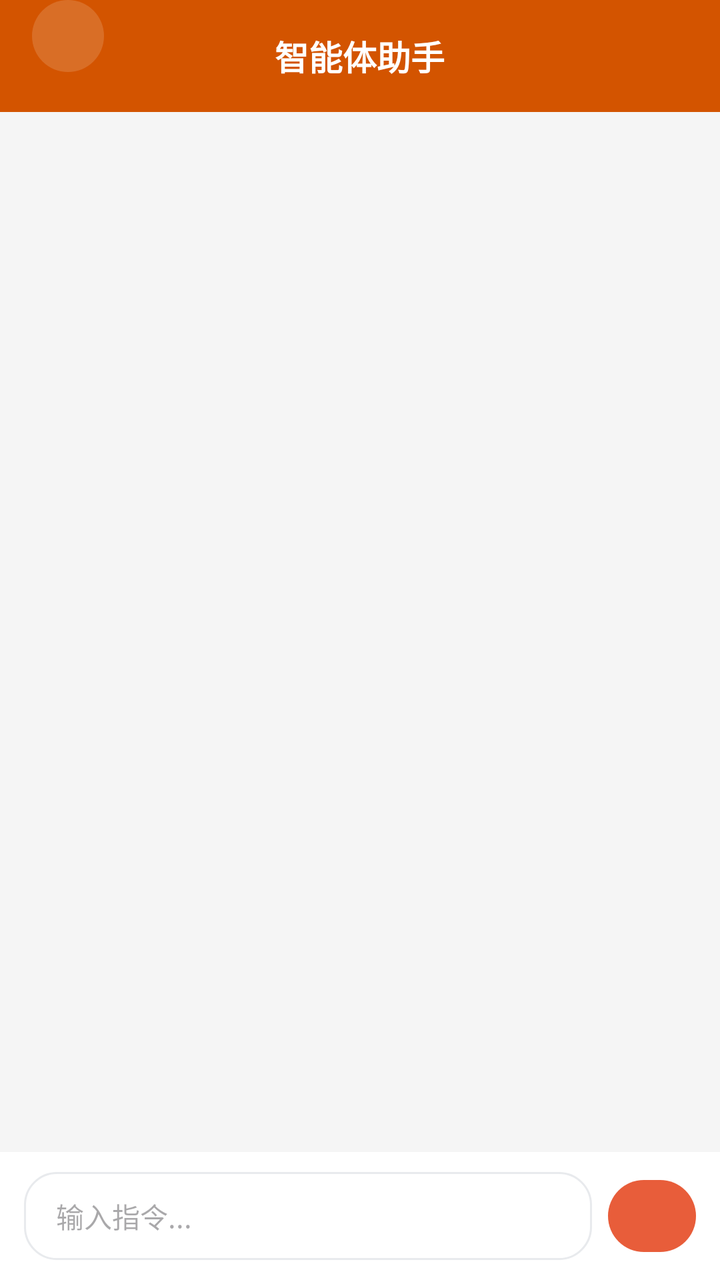
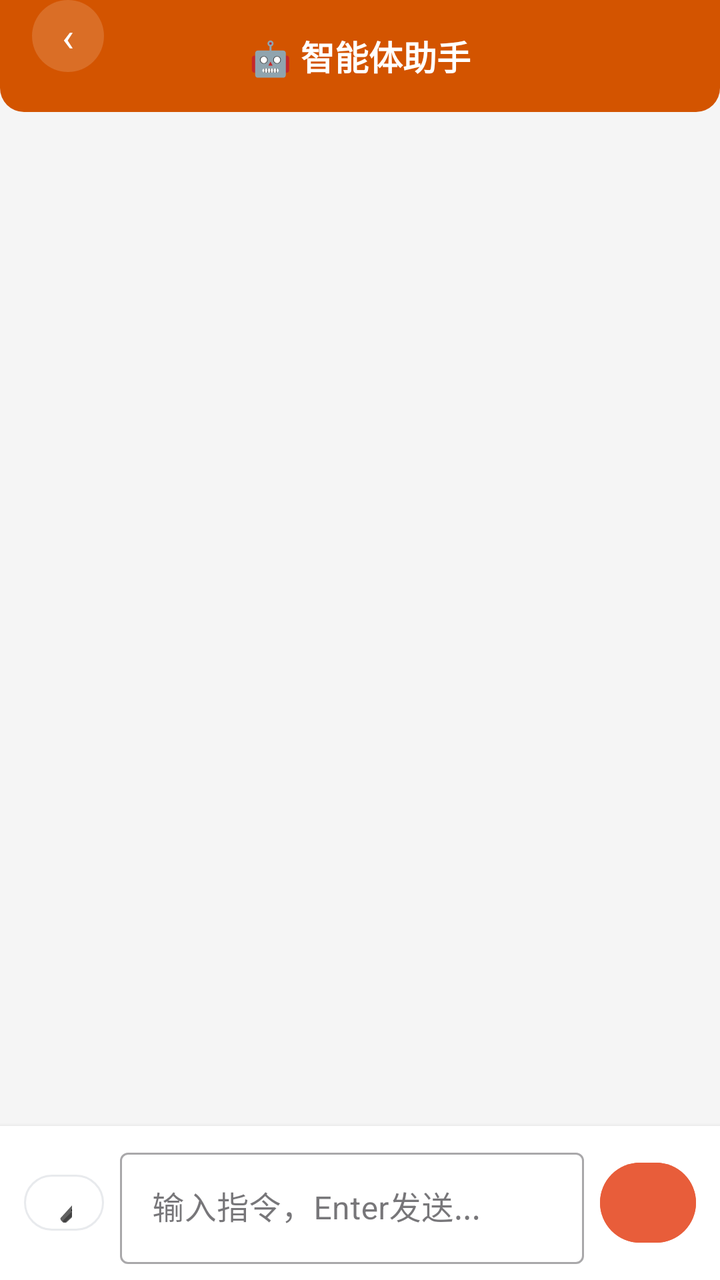

Two renders of the same Android screen: before a commit and after it. Below are the layout's source before the change and the commit's diff.
<!-- AndroidManifest.xml: application theme Theme.ClothingSI -->
<!-- res/layout/activity_agent_panel.xml -->
<?xml version="1.0" encoding="utf-8"?>
<LinearLayout xmlns:android="http://schemas.android.com/apk/res/android"
    xmlns:app="http://schemas.android.com/apk/res-auto"
    android:layout_width="match_parent" android:layout_height="match_parent"
    android:orientation="vertical" android:background="#F5F5F5">
    <RelativeLayout android:layout_width="match_parent" android:layout_height="56dp"
        android:background="#D35400" android:paddingHorizontal="16dp">
        <TextView android:id="@+id/btn_back" android:layout_width="36dp" android:layout_height="36dp"
            android:text="‹" android:textSize="20dp" android:textColor="#FFFFFF"
            android:gravity="center" android:background="@drawable/circle_bg" android:alpha="0.15" />
        <TextView android:layout_width="wrap_content" android:layout_height="wrap_content"
            android:text="智能体助手" android:textSize="17dp" android:textStyle="bold"
            android:textColor="#FFFFFF" android:layout_centerInParent="true" />
    </RelativeLayout>
    <ScrollView android:layout_width="match_parent" android:layout_height="0dp" android:layout_weight="1"
        android:padding="16dp" android:id="@+id/scroll_chat">
        <LinearLayout android:id="@+id/chat_container" android:layout_width="match_parent" android:layout_height="wrap_content"
            android:orientation="vertical" />
    </ScrollView>
    <LinearLayout android:layout_width="match_parent" android:layout_height="wrap_content"
        android:orientation="horizontal" android:paddingTop="10dp" android:paddingBottom="10dp" android:paddingStart="12dp" android:paddingEnd="12dp" android:background="#FFFFFF">
        <EditText android:id="@+id/et_input" android:layout_width="0dp" android:layout_height="44dp" android:layout_weight="1"
            android:hint="输入指令..." android:paddingTop="10dp" android:paddingBottom="10dp" android:paddingStart="16dp" android:paddingEnd="16dp" android:textSize="14dp"
            android:background="@drawable/card_bg" />
        <com.google.android.material.button.MaterialButton android:id="@+id/btn_send"
            android:layout_width="44dp" android:layout_height="44dp" android:text="➤"
            app:cornerRadius="22dp" android:layout_marginStart="8dp" />
    </LinearLayout>
</LinearLayout>
<!-- resources referenced by this layout -->
<resources>
  <!-- drawable card_bg (drawable) -->
  <?xml version="1.0" encoding="utf-8"?>
  <shape xmlns:android="http://schemas.android.com/apk/res/android" android:shape="rectangle">
      <solid android:color="#FFFFFF" />
      <corners android:radius="16dp" />
      <stroke android:width="1dp" android:color="#E8EAED" />
  </shape>
  <!-- drawable circle_bg (drawable) -->
  <?xml version="1.0" encoding="utf-8"?>
  <shape xmlns:android="http://schemas.android.com/apk/res/android" android:shape="oval">
      <solid android:color="#FFFFFF" />
  </shape>
  <style name="Theme.ClothingSI" parent="Theme.Material3.Light.NoActionBar">
          <item name="colorPrimary">@color/primary</item>
          <item name="colorPrimaryDark">@color/primary_dark</item>
          <item name="colorAccent">@color/accent</item>
          <item name="android:statusBarColor">@color/primary_dark</item>
          <item name="android:navigationBarColor">@color/white</item>
      </style>
  <color name="primary">#E85D3A</color>
  <color name="primary_dark">#D35400</color>
  <color name="accent">#F4A460</color>
  <color name="white">#FFFFFF</color>
</resources>

<!-- the commit's change to res/layout/activity_agent_panel.xml (unified diff, before → after) -->
@@ -2,28 +2,50 @@
 <LinearLayout xmlns:android="http://schemas.android.com/apk/res/android"
     xmlns:app="http://schemas.android.com/apk/res-auto"
     android:layout_width="match_parent" android:layout_height="match_parent"
-    android:orientation="vertical" android:background="#F5F5F5">
+    android:background="#F5F5F5" android:orientation="vertical">
+
     <RelativeLayout android:layout_width="match_parent" android:layout_height="56dp"
-        android:background="#D35400" android:paddingHorizontal="16dp">
+        android:background="@drawable/header_bar_bg" android:paddingHorizontal="16dp">
         <TextView android:id="@+id/btn_back" android:layout_width="36dp" android:layout_height="36dp"
             android:text="‹" android:textSize="20dp" android:textColor="#FFFFFF"
-            android:gravity="center" android:background="@drawable/circle_bg" android:alpha="0.15" />
+            android:gravity="center" android:background="@drawable/circle_bg" />
         <TextView android:layout_width="wrap_content" android:layout_height="wrap_content"
-            android:text="智能体助手" android:textSize="17dp" android:textStyle="bold"
+            android:text="🤖 智能体助手" android:textSize="17dp" android:textStyle="bold"
             android:textColor="#FFFFFF" android:layout_centerInParent="true" />
     </RelativeLayout>
-    <ScrollView android:layout_width="match_parent" android:layout_height="0dp" android:layout_weight="1"
-        android:padding="16dp" android:id="@+id/scroll_chat">
-        <LinearLayout android:id="@+id/chat_container" android:layout_width="match_parent" android:layout_height="wrap_content"
+
+    <ScrollView android:id="@+id/scroll_chat" android:layout_width="match_parent"
+        android:layout_height="0dp" android:layout_weight="1"
+        android:padding="16dp" android:paddingBottom="0dp">
+        <LinearLayout android:id="@+id/chat_container"
+            android:layout_width="match_parent" android:layout_height="wrap_content"
             android:orientation="vertical" />
     </ScrollView>
+
+    
     <LinearLayout android:layout_width="match_parent" android:layout_height="wrap_content"
-        android:orientation="horizontal" android:paddingTop="10dp" android:paddingBottom="10dp" android:paddingStart="12dp" android:paddingEnd="12dp" android:background="#FFFFFF">
-        <EditText android:id="@+id/et_input" android:layout_width="0dp" android:layout_height="44dp" android:layout_weight="1"
-            android:hint="输入指令..." android:paddingTop="10dp" android:paddingBottom="10dp" android:paddingStart="16dp" android:paddingEnd="16dp" android:textSize="14dp"
-            android:background="@drawable/card_bg" />
+        android:orientation="horizontal" android:gravity="center_vertical"
+        android:background="#FFFFFF" android:paddingHorizontal="12dp" android:paddingVertical="8dp"
+        android:elevation="4dp">
+        <com.google.android.material.button.MaterialButton android:id="@+id/btn_voice"
+            android:layout_width="40dp" android:layout_height="40dp" android:text="🎤"
+            android:textSize="16dp" app:cornerRadius="20dp"
+            style="@style/Widget.MaterialComponents.Button.OutlinedButton"
+            app:strokeColor="#E8EAED" app:strokeWidth="1dp"
+            android:layout_marginEnd="8dp" />
+        <com.google.android.material.textfield.TextInputLayout
+            android:layout_width="0dp" android:layout_height="wrap_content" android:layout_weight="1"
+            style="@style/Widget.MaterialComponents.TextInputLayout.OutlinedBox"
+            android:hint="输入指令，Enter发送...">
+            <com.google.android.material.textfield.TextInputEditText android:id="@+id/et_input"
+                android:layout_width="match_parent" android:layout_height="wrap_content"
+                android:maxLines="3" android:inputType="textMultiLine" />
+        </com.google.android.material.textfield.TextInputLayout>
         <com.google.android.material.button.MaterialButton android:id="@+id/btn_send"
-            android:layout_width="44dp" android:layout_height="44dp" android:text="➤"
-            app:cornerRadius="22dp" android:layout_marginStart="8dp" />
+            android:layout_width="48dp" android:layout_height="48dp" android:text="➤"
+            android:textSize="18dp" app:cornerRadius="24dp"
+            android:backgroundTint="#E85D3A" android:textColor="#FFFFFF"
+            android:layout_marginStart="8dp" />
     </LinearLayout>
+
 </LinearLayout>
<!-- resource entries referenced after the edit -->
@@ -1,16 +1,15 @@
 <!-- resources referenced by this layout -->
 <resources>
-  <!-- drawable card_bg (drawable) -->
-  <?xml version="1.0" encoding="utf-8"?>
-  <shape xmlns:android="http://schemas.android.com/apk/res/android" android:shape="rectangle">
-      <solid android:color="#FFFFFF" />
-      <corners android:radius="16dp" />
-      <stroke android:width="1dp" android:color="#E8EAED" />
-  </shape>
   <!-- drawable circle_bg (drawable) -->
   <?xml version="1.0" encoding="utf-8"?>
   <shape xmlns:android="http://schemas.android.com/apk/res/android" android:shape="oval">
-      <solid android:color="#FFFFFF" />
+      <solid android:color="#26FFFFFF" />
+  </shape>
+  <!-- drawable header_bar_bg (drawable) -->
+  <?xml version="1.0" encoding="utf-8"?>
+  <shape xmlns:android="http://schemas.android.com/apk/res/android" android:shape="rectangle">
+      <solid android:color="#D35400" />
+      <corners android:bottomLeftRadius="12dp" android:bottomRightRadius="12dp" />
   </shape>
   <style name="Theme.ClothingSI" parent="Theme.Material3.Light.NoActionBar">
           <item name="colorPrimary">@color/primary</item>
